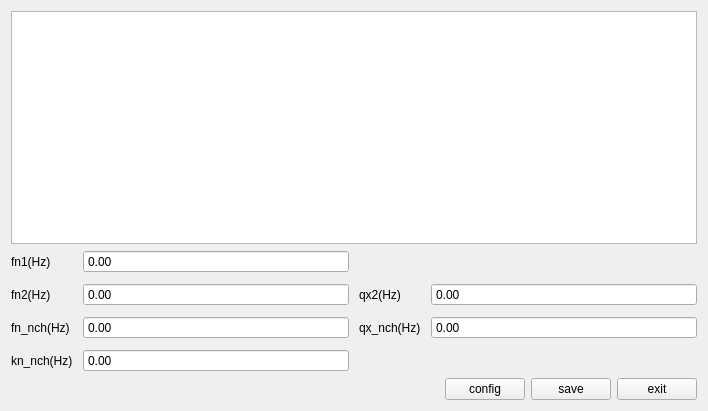
Qt form Libs/UI/UiPosition/posinputfilter.ui (tiangaomingjing/ServoDriveTech) before a commit.
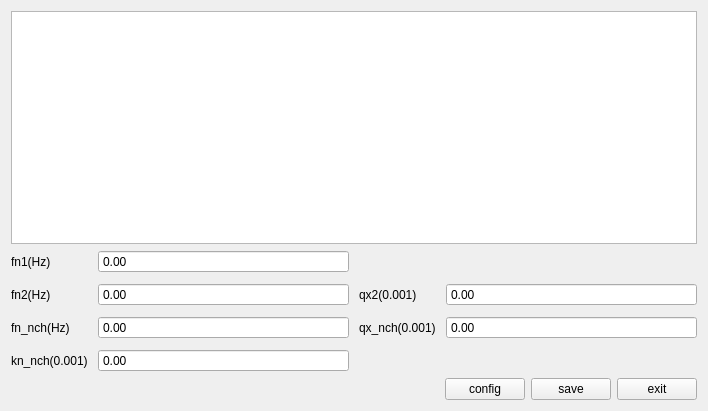
The same form after that commit.

What changed in the file:
```diff
--- a/Libs/UI/UiPosition/posinputfilter.ui
+++ b/Libs/UI/UiPosition/posinputfilter.ui
@@ -59,7 +59,7 @@
      <item row="1" column="2">
       <widget class="QLabel" name="label_qx2">
        <property name="text">
-        <string>qx2(Hz)</string>
+        <string>qx2(0.001)</string>
        </property>
       </widget>
      </item>
@@ -93,7 +93,7 @@
      <item row="2" column="2">
       <widget class="QLabel" name="label_qx_nch">
        <property name="text">
-        <string>qx_nch(Hz)</string>
+        <string>qx_nch(0.001)</string>
        </property>
       </widget>
      </item>
@@ -110,7 +110,7 @@
      <item row="3" column="0">
       <widget class="QLabel" name="label_kn_nch">
        <property name="text">
-        <string>kn_nch(Hz)</string>
+        <string>kn_nch(0.001)</string>
        </property>
       </widget>
      </item>
```
